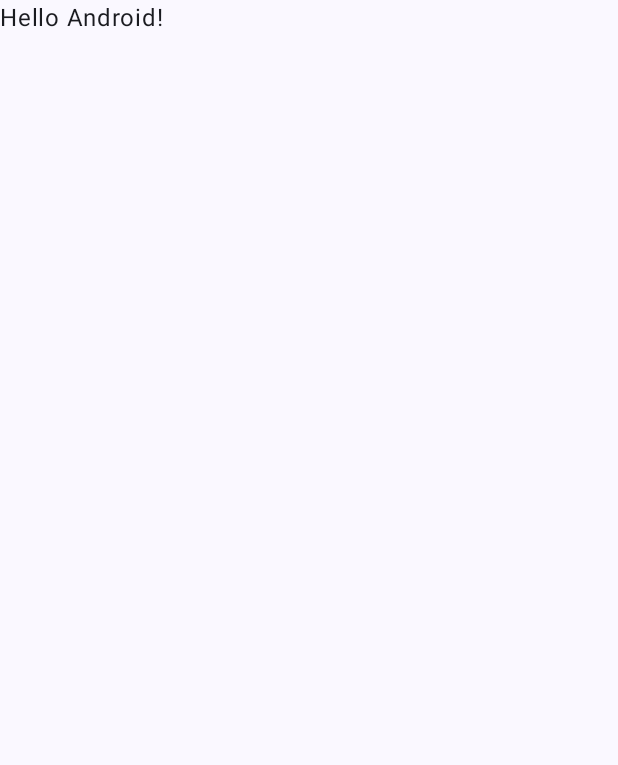
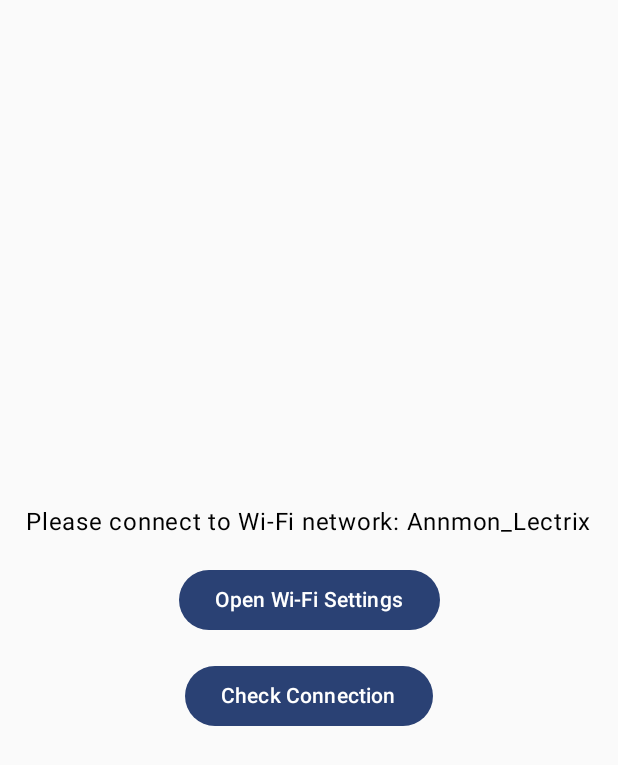
Before and after one commit to annmonrajijames/Lectrix_LearningMode, an Android app built with Jetpack Compose: the screen it shows after launch (MainActivity), on a phone screen of 412 x 824 dp. Before the commit the part shown is almost empty. Shown: the top 765 px of the screen. Run offline under Robolectric (Android 15) with nearby library versions, the phone set to English and light mode, and no system bars.

Commit message:
Wi-Fi connection - For that it uses Devices (OS) Wifi setting to connect, and if it is connected to the intended device, in this case Annmon_Lectrix, then the app will check to whom the device wifi got connected, if the device is Annmon_Lectrix, then connection is successful

```diff
--- a/LearningMode_KotlinApp/app/src/main/java/com/example/learningmode_kotlinapp/MainActivity.kt
+++ b/LearningMode_KotlinApp/app/src/main/java/com/example/learningmode_kotlinapp/MainActivity.kt
@@ -1,47 +1,97 @@
 package com.example.learningmode_kotlinapp
 
+import android.content.Context
+import android.content.Intent
+import android.net.wifi.WifiManager
 import android.os.Bundle
+import android.provider.Settings
 import androidx.activity.ComponentActivity
 import androidx.activity.compose.setContent
-import androidx.activity.enableEdgeToEdge
-import androidx.compose.foundation.layout.fillMaxSize
-import androidx.compose.foundation.layout.padding
-import androidx.compose.material3.Scaffold
+import androidx.compose.foundation.layout.*
+import androidx.compose.material3.Button
 import androidx.compose.material3.Text
-import androidx.compose.runtime.Composable
+import androidx.compose.runtime.*
+import androidx.compose.ui.Alignment
 import androidx.compose.ui.Modifier
-import androidx.compose.ui.tooling.preview.Preview
+import androidx.compose.ui.platform.LocalContext
+import androidx.compose.ui.unit.dp
 import com.example.learningmode_kotlinapp.ui.theme.LearningMode_KotlinAppTheme
+import android.util.Log
+
+// Define the possible connection states.
+enum class ConnectionScreen {
+    CHECK, CONNECTED, NOT_CONNECTED
+}
 
 class MainActivity : ComponentActivity() {
     override fun onCreate(savedInstanceState: Bundle?) {
         super.onCreate(savedInstanceState)
-        enableEdgeToEdge()
         setContent {
             LearningMode_KotlinAppTheme {
-                Scaffold(modifier = Modifier.fillMaxSize()) { innerPadding ->
-                    Greeting(
-                        name = "Android",
-                        modifier = Modifier.padding(innerPadding)
-                    )
-                }
+                WiFiConnectionScreen()
             }
         }
     }
 }
 
 @Composable
-fun Greeting(name: String, modifier: Modifier = Modifier) {
-    Text(
-        text = "Hello $name!",
-        modifier = modifier
-    )
-}
+fun WiFiConnectionScreen() {
+    val context = LocalContext.current
+    var currentScreen by remember { mutableStateOf(ConnectionScreen.CHECK) }
+    // The target SSID is the one your ESP32 SoftAP broadcasts.
+    val targetSSID = "Annmon_Lectrix"
 
-@Preview(showBackground = true)
-@Composable
-fun GreetingPreview() {
-    LearningMode_KotlinAppTheme {
-        Greeting("Android")
+    // Function to obtain the current connected SSID.
+    fun getCurrentSSID(context: Context): String? {
+        val wifiManager = context.applicationContext.getSystemService(Context.WIFI_SERVICE) as WifiManager
+        val info = wifiManager.connectionInfo
+        var ssid = info.ssid
+        if (ssid != null && ssid != "<unknown ssid>") {
+            // Remove extra quotes if present.
+            ssid = ssid.removePrefix("\"").removeSuffix("\"")
+            return ssid
+        }
+        return null
+    }
+
+    Column(
+        modifier = Modifier.fillMaxSize(),
+        horizontalAlignment = Alignment.CenterHorizontally,
+        verticalArrangement = Arrangement.Center
+    ) {
+        when (currentScreen) {
+            ConnectionScreen.CHECK -> {
+                Text(text = "Please connect to Wi‑Fi network: $targetSSID")
+                Spacer(modifier = Modifier.height(16.dp))
+                Button(onClick = {
+                    // Launch the system Wi‑Fi settings so the user can connect.
+                    context.startActivity(Intent(Settings.ACTION_WIFI_SETTINGS))
+                }) {
+                    Text(text = "Open Wi‑Fi Settings")
+                }
+                Spacer(modifier = Modifier.height(16.dp))
+                Button(onClick = {
+                    // Check the current connected SSID.
+                    val ssid = getCurrentSSID(context)
+                    if (ssid == targetSSID) {
+                        currentScreen = ConnectionScreen.CONNECTED
+                    } else {
+                        currentScreen = ConnectionScreen.NOT_CONNECTED
+                        Log.d("WiFiConnection", "Current SSID: $ssid; expected: $targetSSID")
+                    }
+                }) {
+                    Text(text = "Check Connection")
+                }
+                if (currentScreen == ConnectionScreen.NOT_CONNECTED) {
+                    Spacer(modifier = Modifier.height(16.dp))
+                    Text(text = "Not connected to $targetSSID. Please try again.")
+                }
+            }
+            ConnectionScreen.CONNECTED -> {
+                Text(text = "Connected to $targetSSID!")
+                // Here you can navigate to the next screen (e.g. to initiate WebSocket communication).
+            }
+            else -> {}
+        }
     }
 }
```
Also changed, not shown: LearningMode_KotlinApp/app/src/main/AndroidManifest.xml (+7 -1 lines).
